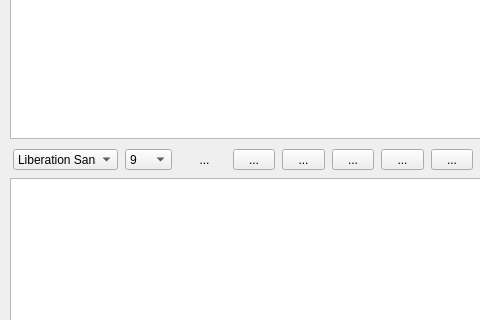
This is chat/widget.ui in gloriousmind/qt6-chat as Qt 5 draws it before an edit; both pictures show x 0 to 480 and y 192 to 512 of the 925 by 602 pixel window. The edited form follows.
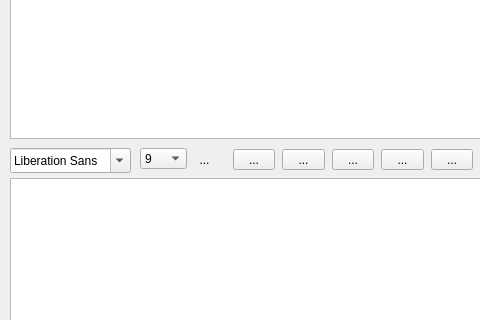
This is the edited form.

Diff of the .ui file:
```diff
--- a/chat/widget.ui
+++ b/chat/widget.ui
@@ -13,40 +13,6 @@
   <property name="windowTitle">
    <string>Widget</string>
   </property>
-  <widget class="QFontComboBox" name="fontComboBox">
-   <property name="geometry">
-    <rect>
-     <x>13</x>
-     <y>341</y>
-     <width>105</width>
-     <height>21</height>
-    </rect>
-   </property>
-   <property name="minimumSize">
-    <size>
-     <width>60</width>
-     <height>0</height>
-    </size>
-   </property>
-   <property name="maximumSize">
-    <size>
-     <width>250</width>
-     <height>16777215</height>
-    </size>
-   </property>
-   <property name="font">
-    <font>
-     <family>Arial</family>
-     <pointsize>9</pointsize>
-    </font>
-   </property>
-   <property name="editable">
-    <bool>false</bool>
-   </property>
-   <property name="currentText">
-    <string>宋体</string>
-   </property>
-  </widget>
   <widget class="QToolButton" name="italicToolBtn">
    <property name="geometry">
     <rect>
@@ -205,8 +171,8 @@
   <widget class="QComboBox" name="sizeComboBox">
    <property name="geometry">
     <rect>
-     <x>125</x>
-     <y>341</y>
+     <x>140</x>
+     <y>340</y>
      <width>47</width>
      <height>21</height>
     </rect>
@@ -416,6 +382,16 @@
     </size>
    </property>
   </widget>
+  <widget class="QFontComboBox" name="fontComboBox">
+   <property name="geometry">
+    <rect>
+     <x>10</x>
+     <y>340</y>
+     <width>121</width>
+     <height>25</height>
+    </rect>
+   </property>
+  </widget>
  </widget>
  <resources/>
  <connections/>
```
